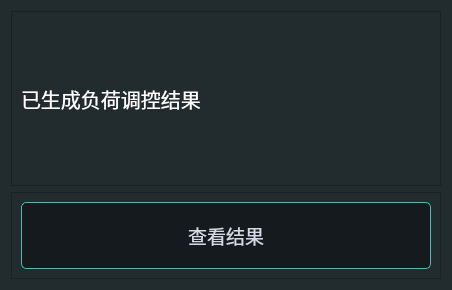
First picture: the form in M2Dialog2.ui, repository Estellalan/gzdw_desk, before the edit.
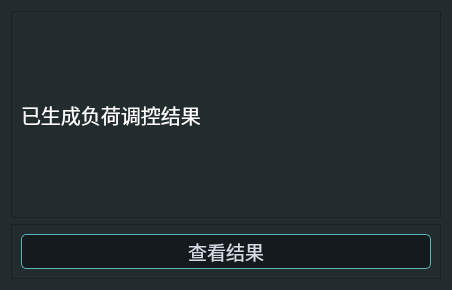
Second picture: the form after the edit.

```diff
--- a/M2Dialog2.ui
+++ b/M2Dialog2.ui
@@ -22,7 +22,7 @@
      <property name="sizePolicy">
       <sizepolicy hsizetype="Expanding" vsizetype="Expanding">
        <horstretch>0</horstretch>
-       <verstretch>2</verstretch>
+       <verstretch>4</verstretch>
       </sizepolicy>
      </property>
      <property name="frameShape">
```
